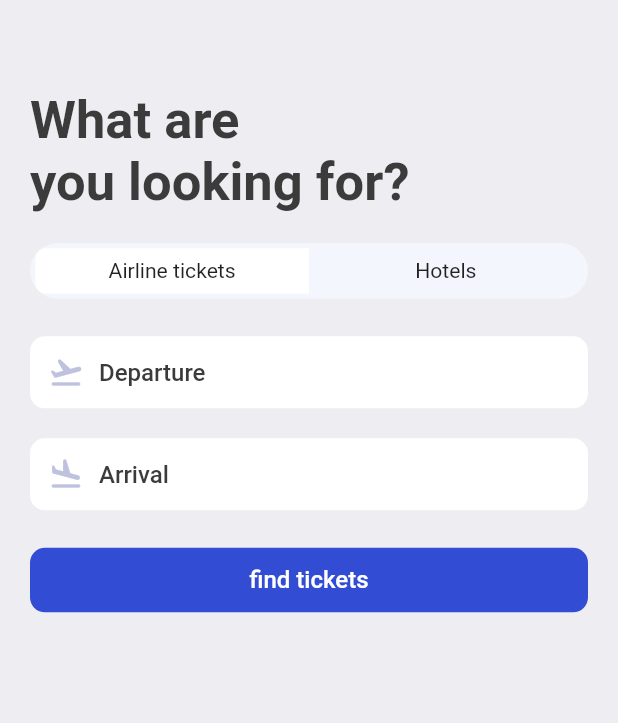
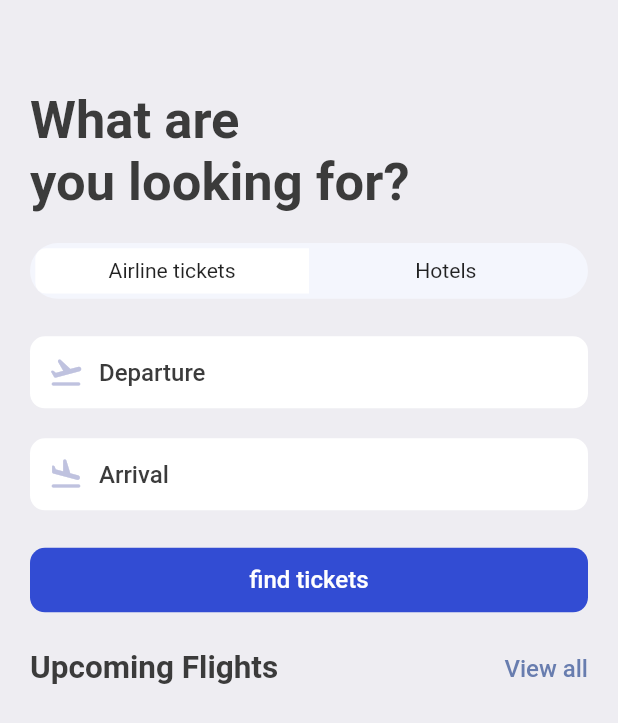
Before and after one commit to Ericky121/booktickets, a Flutter app: the SearchScreen screen opened directly, on a phone screen of 412 x 824 dp. Shown: the top 723 px of the screen. Run offline on Flutter 3.47's test engine with Material 2 defaults, Android fonts, the phone set to English and light mode, and no system bars; our stand-ins replace fluentui_icons, gap, get.

Commit message:
2022.08.01 Second

```diff
--- a/lib/screens/search_screen.dart
+++ b/lib/screens/search_screen.dart
@@ -1,4 +1,5 @@
 import 'package:booktickets/utils/app_styles.dart';
+import 'package:booktickets/widgets/double_text_widget.dart';
 import 'package:flutter/material.dart';
 import 'package:gap/gap.dart';
 
@@ -93,6 +94,9 @@ class SearchScreen extends StatelessWidget {
               textAlign: TextAlign.center,
             ),
           ),
+          Gap(AppLayout.getHeight(25)),
+          AppDoubleTextWidget(bigText: "Upcoming Flights", smallText: "View all"),
+
         ],
       ),
     );
--- /dev/null
+++ b/lib/widgets/double_text_widget.dart
@@ -0,0 +1,33 @@
+import 'package:flutter/material.dart';
+
+import '../utils/app_styles.dart';
+
+class AppDoubleTextWidget extends StatelessWidget {
+
+  final String bigText;
+  final String smallText;
+
+  const AppDoubleTextWidget({Key? key, required this.bigText, required this.smallText}) : super(key: key);
+
+  @override
+  Widget build(BuildContext context) {
+    return Row(
+      mainAxisAlignment: MainAxisAlignment.spaceBetween,
+      children: [
+        Text(
+          bigText,
+          style: Styles.headLineStyle2,
+        ),
+        InkWell(
+          onTap:() {
+            print("You are tapped");
+          },
+          child: Text(
+            smallText,
+            style: Styles.textStyle.copyWith(color: Styles.primaryColor),
+          ),
+        )
+      ],
+    );
+  }
+}
```
Also changed, not shown: lib/screens/home_screen.dart (+4 -36 lines).
